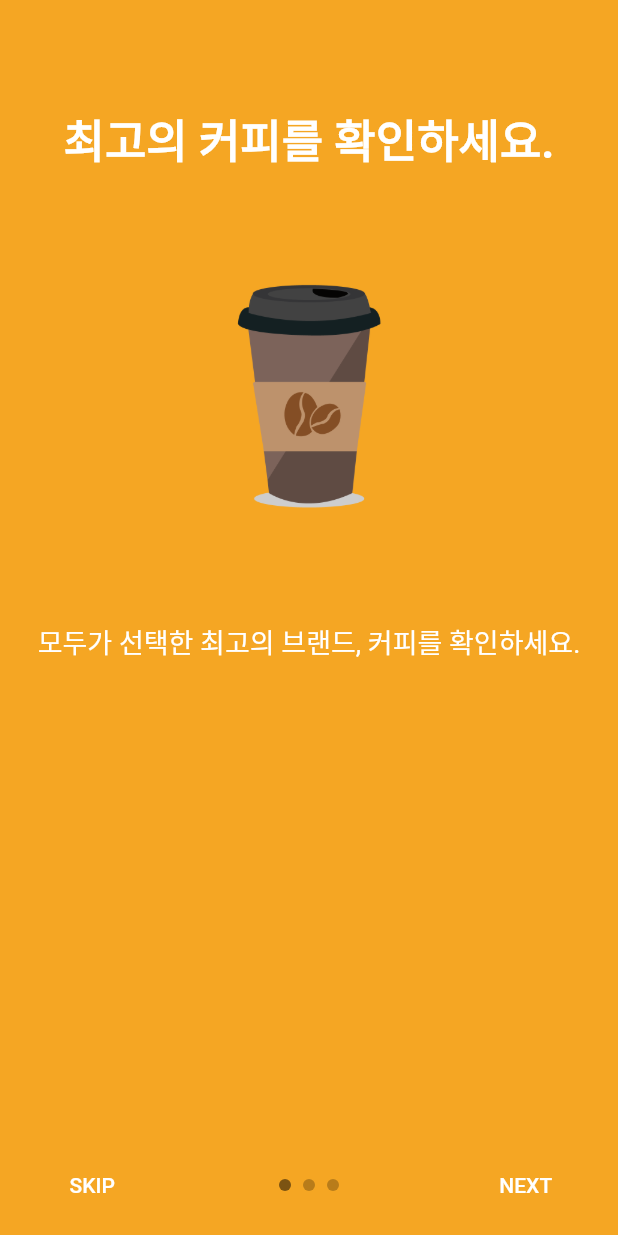
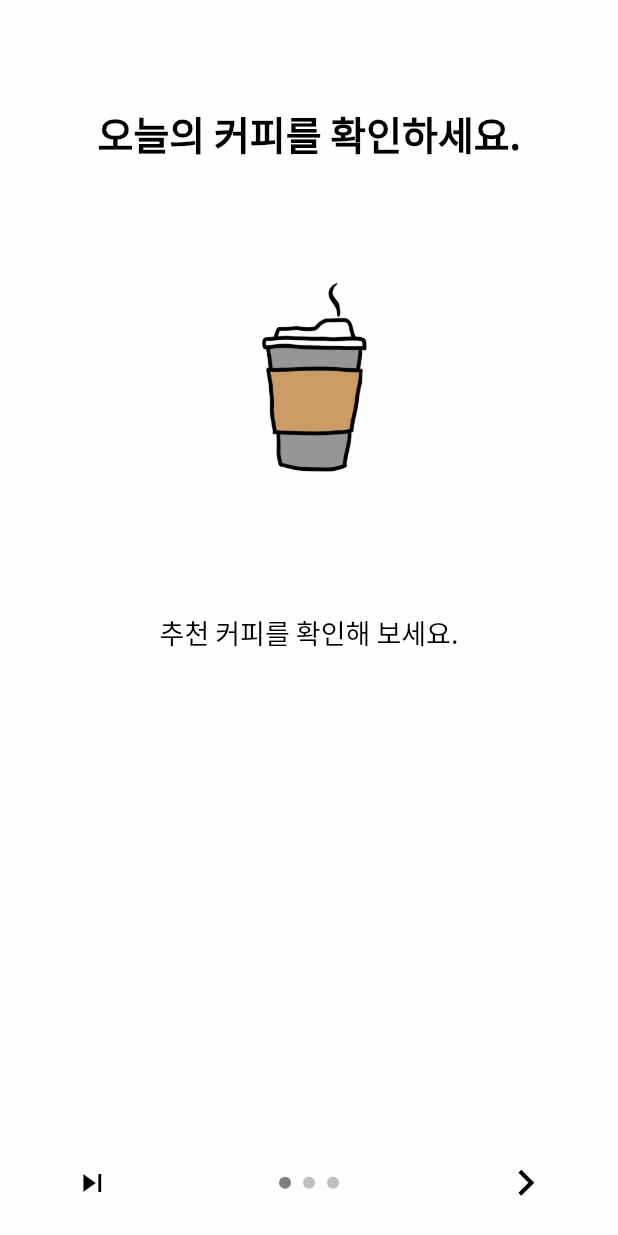
Before and after one commit to Junddao/jjyourchoice, a Flutter app: the screen it shows after launch, on a phone screen of 412 x 824 dp. Run offline on Flutter 3.47's test engine with Material 2 defaults, Android fonts, the phone set to English and light mode, and no system bars; drawn by our look-alikes of intro_slider; our stand-ins replace cached_network_image, device_info, dio, firebase_auth, firebase_core, flutter_easyloading and 6 more; missing offline and left inert: kakao_flutter_sdk; accounts and stored records are empty.

Commit message:
1차 출시 버전

```diff
--- /dev/null
+++ b/lib/models/coffee/model_response_preference.dart
@@ -0,0 +1,61 @@
+import 'dart:convert';
+
+class ModelRequestPreference {
+  String? result;
+  String? message;
+  ModelPreference? data;
+  ModelRequestPreference({
+    this.result,
+    this.message,
+    this.data,
+  });
+
+  Map<String, dynamic> toMap() {
+    return {
+      'result': result,
+      'message': message,
+      'data': data?.toMap(),
+    };
+  }
+
+  factory ModelRequestPreference.fromMap(Map<String, dynamic> map) {
+    return ModelRequestPreference(
+      result: map['result'],
+      message: map['message'],
+      data: map['data'] != null ? ModelPreference.fromMap(map['data']) : null,
+    );
+  }
+
+  String toJson() => json.encode(toMap());
+
+  factory ModelRequestPreference.fromJson(String source) =>
+      ModelRequestPreference.fromMap(json.decode(source));
+}
+
+class ModelPreference {
+  bool? liked;
+  bool? hated;
+  ModelPreference({
+    this.liked = false,
+    this.hated = false,
+  });
+
+  Map<String, dynamic> toMap() {
+    return {
+      'liked': liked,
+      'hated': hated,
+    };
+  }
+
+  factory ModelPreference.fromMap(Map<String, dynamic> map) {
+    return ModelPreference(
+      liked: map['liked'],
+      hated: map['hated'],
+    );
+  }
+
+  String toJson() => json.encode(toMap());
+
+  factory ModelPreference.fromJson(String source) =>
+      ModelPreference.fromMap(json.decode(source));
+}
--- a/lib/pages/00_intro/page_intro_slide.dart
+++ b/lib/pages/00_intro/page_intro_slide.dart
@@ -1,7 +1,9 @@
 import 'package:flutter/material.dart';
 import 'package:intro_slider/intro_slider.dart';
 import 'package:intro_slider/slide_object.dart';
+import 'package:jjyourchoice/style/colors.dart';
 import 'package:jjyourchoice/style/constants.dart';
+import 'package:jjyourchoice/style/textstyles.dart';
 
 class PageIntroSlide extends StatefulWidget {
   const PageIntroSlide({Key? key}) : super(key: key);
@@ -19,26 +21,32 @@ class _PageIntroSlideState extends State<PageIntroSlide> {
 
     slides.add(
       new Slide(
-        title: "최고의 커피를 확인하세요.",
-        description: "모두가 선택한 최고의 브랜드, 커피를 확인하세요.",
-        pathImage: "assets/images/coffee1.png",
-        backgroundColor: Color(0xfff5a623),
+        styleTitle: MTextStyles.bold26black,
+        styleDescription: MTextStyles.regular18black,
+        title: "오늘의 커피를 확인하세요.",
+        description: "추천 커피를 확인해 보세요.",
+        pathImage: "assets/images/hot.png",
+        backgroundColor: MColors.white,
       ),
     );
     slides.add(
       new Slide(
+        styleTitle: MTextStyles.bold26black,
+        styleDescription: MTextStyles.regular18black,
         title: "당신의 의견을 알려주세요.",
-        description: "내가 선택한 최고의 브랜드, 커피를 알려주세요.",
-        pathImage: "assets/images/coffee2.png",
-        backgroundColor: Color(0xff203152),
+        description: "내가 좋아하는 커피에 투표하세요.",
+        pathImage: "assets/images/ice.png",
+        backgroundColor: MColors.white,
       ),
     );
     slides.add(
       new Slide(
+        styleTitle: MTextStyles.bold26black,
+        styleDescription: MTextStyles.regular18black,
         title: "이제 시작하세요.",
-        description: "재밌게 즐기시면 됩니다.",
-        pathImage: "assets/images/coffee3.png",
-        backgroundColor: Color(0xff9932CC),
+        description: "재밌게 즐기세요 .",
+        pathImage: "assets/images/ade.png",
+        backgroundColor: MColors.white,
       ),
     );
   }
@@ -49,12 +57,52 @@ class _PageIntroSlideState extends State<PageIntroSlide> {
     Navigator.of(context).pushNamed('PageLogin');
   }
 
+  Widget renderSkipBtn() {
+    return Icon(
+      Icons.skip_next,
+      color: Colors.black,
+    );
+  }
+
+  Widget renderNextBtn() {
+    return Icon(
+      Icons.navigate_next,
+      color: Colors.black,
+      size: 35.0,
+    );
+  }
+
+  Widget renderDoneBtn() {
+    return Icon(
+      Icons.done,
+      color: Colors.black,
+    );
+  }
+
+  ButtonStyle myButtonStyle() {
+    return ButtonStyle(
+      shape: MaterialStateProperty.all<OutlinedBorder>(StadiumBorder()),
+      backgroundColor: MaterialStateProperty.all<Color>(Color(0x33ffcc5c)),
+      overlayColor: MaterialStateProperty.all<Color>(Color(0x33ffcc5c)),
+    );
+  }
+
   @override
   Widget build(BuildContext context) {
     SizeConfig().init(context);
     return new IntroSlider(
       slides: this.slides,
+      renderSkipBtn: this.renderSkipBtn(),
+      // skipButtonStyle: myButtonStyle(),
+
+      // Next button
+      renderNextBtn: this.renderNextBtn(),
+      // nextButtonStyle: myButtonStyle(),
+
+      // Done button
+      renderDoneBtn: this.renderDoneBtn(),
       onDonePress: this.onDonePress,
+      // doneButtonStyle: myButtonStyle(),
     );
   }
 }
--- a/lib/pages/00_intro/page_splash.dart
+++ b/lib/pages/00_intro/page_splash.dart
@@ -21,7 +21,7 @@ class PageSplash extends StatefulWidget {
 class _PageSplashState extends State<PageSplash> {
   @override
   void initState() {
-    Future.microtask(() async {
+    Future.delayed(Duration(seconds: 2), () async {
       String? myToken = await ModelSharedPreferences.readToken();
 
       // if (true) {
@@ -43,6 +43,7 @@ class _PageSplashState extends State<PageSplash> {
         }
       }
     });
+    // Future.microtask(() async {});
     super.initState();
   }
 
@@ -62,6 +63,8 @@ class _PageSplashState extends State<PageSplash> {
                 '오늘의 커피',
                 style: TextStyle(fontSize: 32, fontWeight: FontWeight.bold),
               ),
+              SizedBox(height: 24),
+              Image.asset('assets/images/hot.png'),
             ],
           ),
         ),
--- a/lib/pages/01_home/widgets/widget_list_Item.dart
+++ b/lib/pages/01_home/widgets/widget_list_Item.dart
@@ -152,6 +152,7 @@ class WidgetListItem extends StatelessWidget {
         brandImage = element.logo;
       }
     });
-    return brandImage!;
+    return brandImage ??
+        'https://res.cloudinary.com/dongnesosik/image/upload/v1642773539/static/logo/logo_7_vyk9zj.jpg';
   }
 }
--- a/lib/style/textstyles.dart
+++ b/lib/style/textstyles.dart
@@ -165,6 +165,13 @@ class MTextStyles {
 
   static const bold14Tomato = const TextStyle(
       color: MColors.tomato,
+      fontWeight: FontWeight.w700,
+      fontFamily: "NotoSansKR",
+      fontStyle: FontStyle.normal,
+      fontSize: 14.0);
+
+  static const bold14Blue = const TextStyle(
+      color: MColors.facebook_blue,
       fontWeight: FontWeight.w700,
       fontFamily: "NotoSansKR",
       fontStyle: FontStyle.normal,
```
Also changed, not shown: lib/pages/01_home/page_home.dart (+81 -27 lines), lib/pages/01_login/page_input_my_info.dart (+12 -5 lines), lib/pages/09_user_profile/page_user_profile.dart (+18 -28 lines), lib/provider/provider_coffee.dart (+22 -0 lines), assets/images/ade.png (added).
